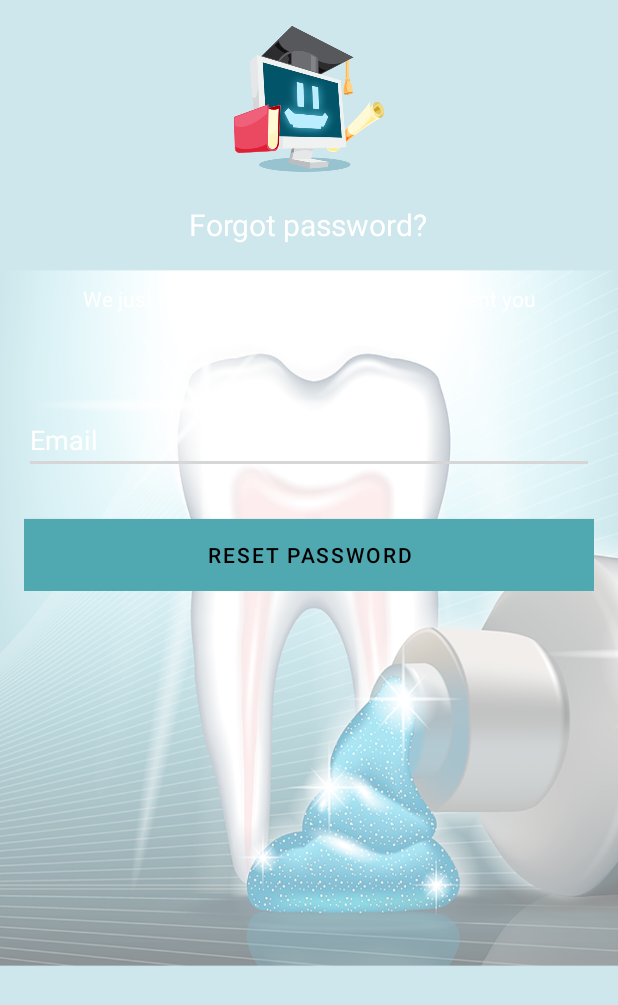
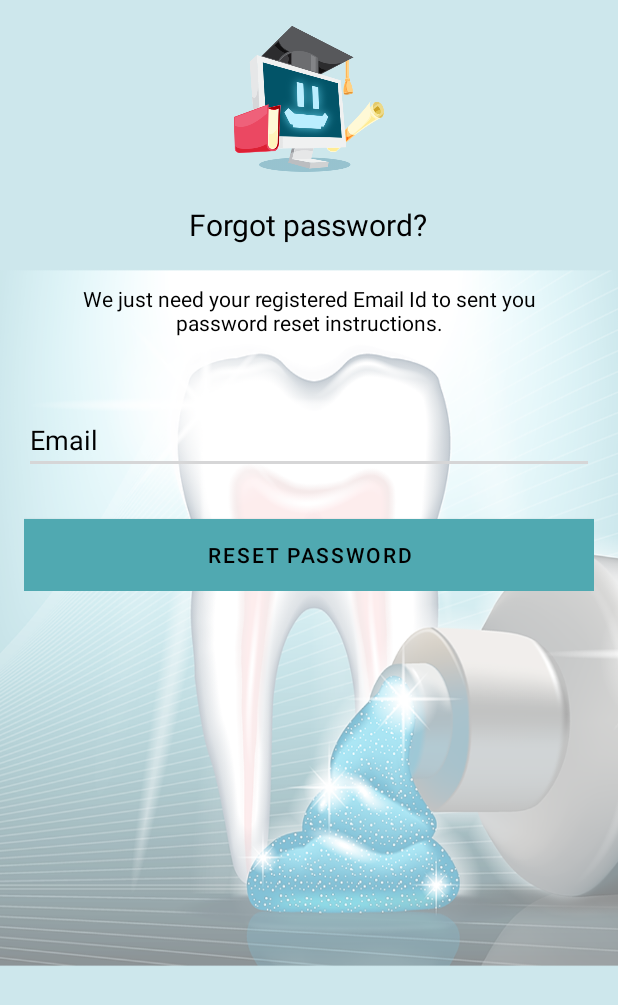
Before and after one commit to heshesh2010/TheDentalStore, an Android app: the ResetPasswordActivity screen opened directly, with no data from a screen before it, on a phone screen of 412 x 824 dp. Shown: the top 1005 px of the screen. Run offline under Robolectric (Android 15) with nearby library versions, the phone set to English and light mode, and no system bars; our stand-ins replace ButterKnife, Firebase (no records; nobody signed in at launch, a user with empty details on screens opened directly); libraries missing offline, so code that uses them is left out: es.dmoral.toasty.

Commit message:
fix logout

```diff
--- a/app/src/main/java/com/heshamapps/heshe/thedentalstore/Login/LoginActivity.java
+++ b/app/src/main/java/com/heshamapps/heshe/thedentalstore/Login/LoginActivity.java
@@ -125,7 +125,7 @@ public class LoginActivity extends Activity {
                             }
                         } else {
                             // If sign in fails, display a message to the user.
-                            //     Log.w(TAG, "signInWithCredential:failure", task.getException());
+                                 Log.w("TAG", "signInWithCredential:failure", task.getException());
                             Toast.makeText(LoginActivity.this, "Authentication failed.",
                                     Toast.LENGTH_SHORT).show();
                        //     updateUI(null);
--- a/app/src/main/java/com/heshamapps/heshe/thedentalstore/util/DrawerUtil.java
+++ b/app/src/main/java/com/heshamapps/heshe/thedentalstore/util/DrawerUtil.java
@@ -354,10 +354,11 @@ return photoUrl;
 
 
     private static void signOutUser() {
+        session.logoutUser();
+
         //Sign out
         if(getUserType()==2) {
             mFirebaseAuth.signOut();
-            session.logoutUser();
         }
 
 
--- a/app/src/main/res/layout/activity_reset_password.xml
+++ b/app/src/main/res/layout/activity_reset_password.xml
@@ -33,7 +33,7 @@
             android:layout_gravity="center_horizontal"
             android:padding="10dp"
             android:text="@string/lbl_forgot_password"
-            android:textColor="@android:color/white"
+            android:textColor="@android:color/black"
             android:textSize="20dp" />
 
         <TextView
@@ -43,7 +43,7 @@
             android:gravity="center_horizontal"
             android:padding="@dimen/activity_horizontal_margin"
             android:text="@string/forgot_password_msg"
-            android:textColor="@android:color/white"
+            android:textColor="@android:color/black"
             android:textSize="14dp" />
 
 
@@ -55,8 +55,8 @@
                 android:layout_marginTop="20dp"
                 android:hint="@string/hint_email"
                 android:inputType="textEmailAddress"
-                android:textColor="@android:color/white"
-                android:textColorHint="@android:color/white" />
+                android:textColor="@android:color/black"
+        android:textColorHint="@android:color/black" />
 
         <!-- Login Button -->
 
```
